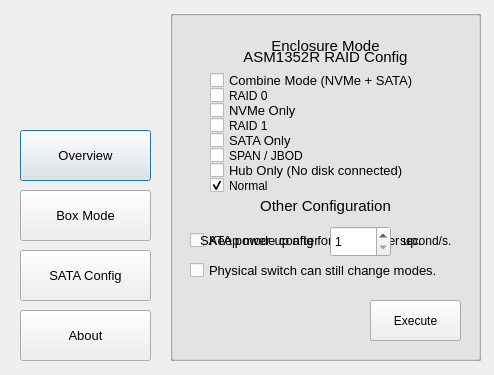
barryblueice/R-SODIUM-Ultra-Enclosure-Manager, file ultra_enclosure_manager.ui: the form before one commit.
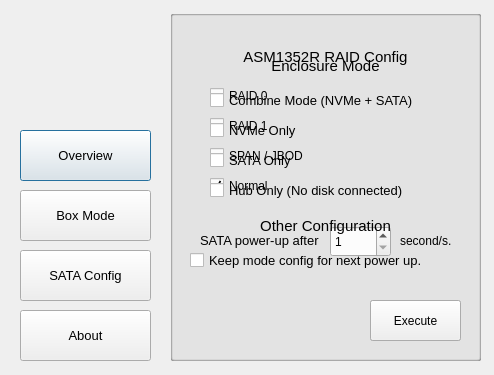
The form after the commit. Icons and pictures are not drawn.

Patch:
```diff
--- a/ultra_enclosure_manager.ui
+++ b/ultra_enclosure_manager.ui
@@ -318,7 +318,7 @@
     <property name="geometry">
      <rect>
       <x>70</x>
-      <y>20</y>
+      <y>40</y>
       <width>171</width>
       <height>31</height>
      </rect>
@@ -339,7 +339,7 @@
     <property name="geometry">
      <rect>
       <x>40</x>
-      <y>60</y>
+      <y>80</y>
       <width>231</width>
       <height>21</height>
      </rect>
@@ -357,7 +357,7 @@
     <property name="geometry">
      <rect>
       <x>40</x>
-      <y>90</y>
+      <y>110</y>
       <width>231</width>
       <height>21</height>
      </rect>
@@ -375,7 +375,7 @@
     <property name="geometry">
      <rect>
       <x>40</x>
-      <y>120</y>
+      <y>140</y>
       <width>231</width>
       <height>21</height>
      </rect>
@@ -393,7 +393,7 @@
     <property name="geometry">
      <rect>
       <x>70</x>
-      <y>180</y>
+      <y>200</y>
       <width>171</width>
       <height>31</height>
      </rect>
@@ -410,29 +410,11 @@
      <set>Qt::AlignmentFlag::AlignCenter</set>
     </property>
    </widget>
-   <widget class="QCheckBox" name="physicalenable">
-    <property name="geometry">
-     <rect>
-      <x>20</x>
-      <y>250</y>
-      <width>271</width>
-      <height>21</height>
-     </rect>
-    </property>
-    <property name="font">
-     <font>
-      <pointsize>10</pointsize>
-     </font>
-    </property>
-    <property name="text">
-     <string>Physical switch can still change modes.</string>
-    </property>
-   </widget>
    <widget class="QCheckBox" name="storageconfig">
     <property name="geometry">
      <rect>
       <x>20</x>
-      <y>220</y>
+      <y>240</y>
       <width>261</width>
       <height>21</height>
      </rect>
@@ -463,7 +445,7 @@
     <property name="geometry">
      <rect>
       <x>40</x>
-      <y>150</y>
+      <y>170</y>
       <width>231</width>
       <height>21</height>
      </rect>
@@ -511,8 +493,8 @@
   <zorder>SATA_Interface_button</zorder>
   <zorder>boxmode_button</zorder>
   <zorder>about_button</zorder>
-  <zorder>boxmode</zorder>
   <zorder>sataconfig</zorder>
+  <zorder>boxmode</zorder>
  </widget>
  <resources>
   <include location="usm.qrc"/>
```
